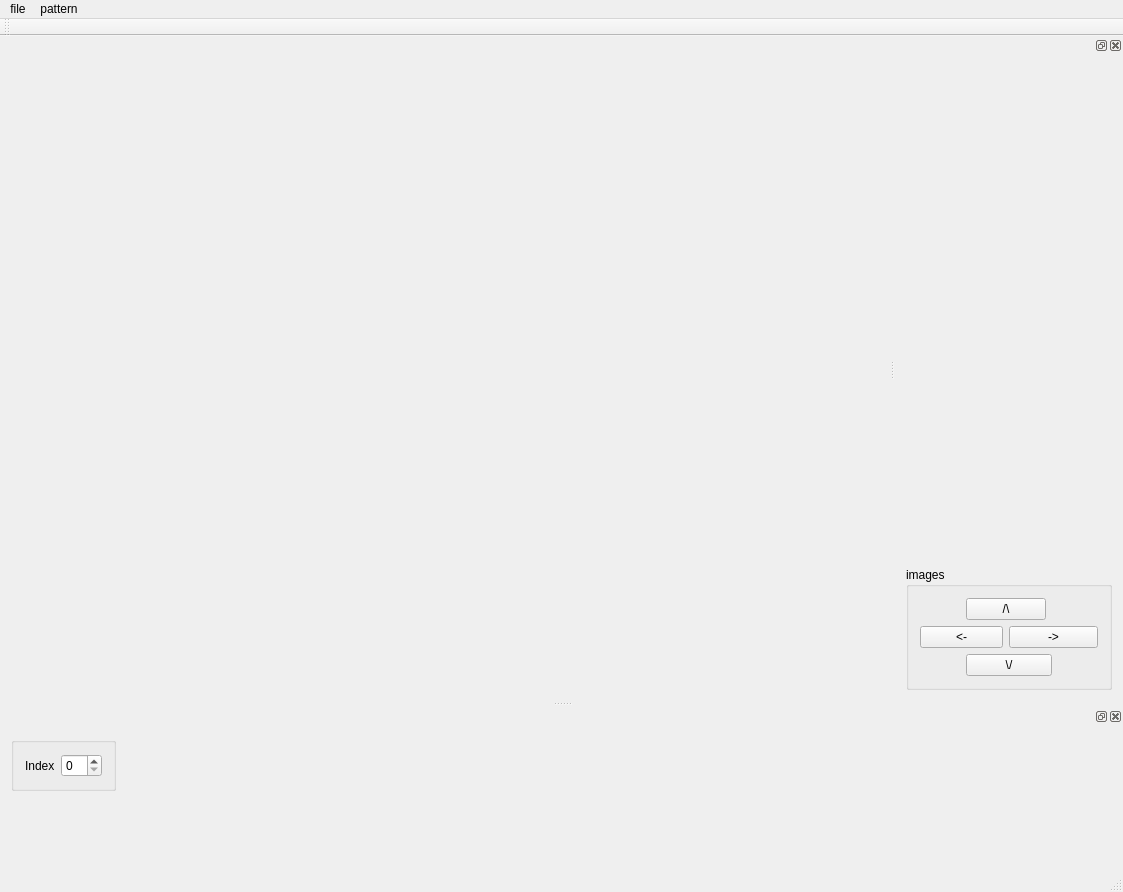
Old version of the form patternlabelui.ui in the repository dolphin-li/PatternLabel.
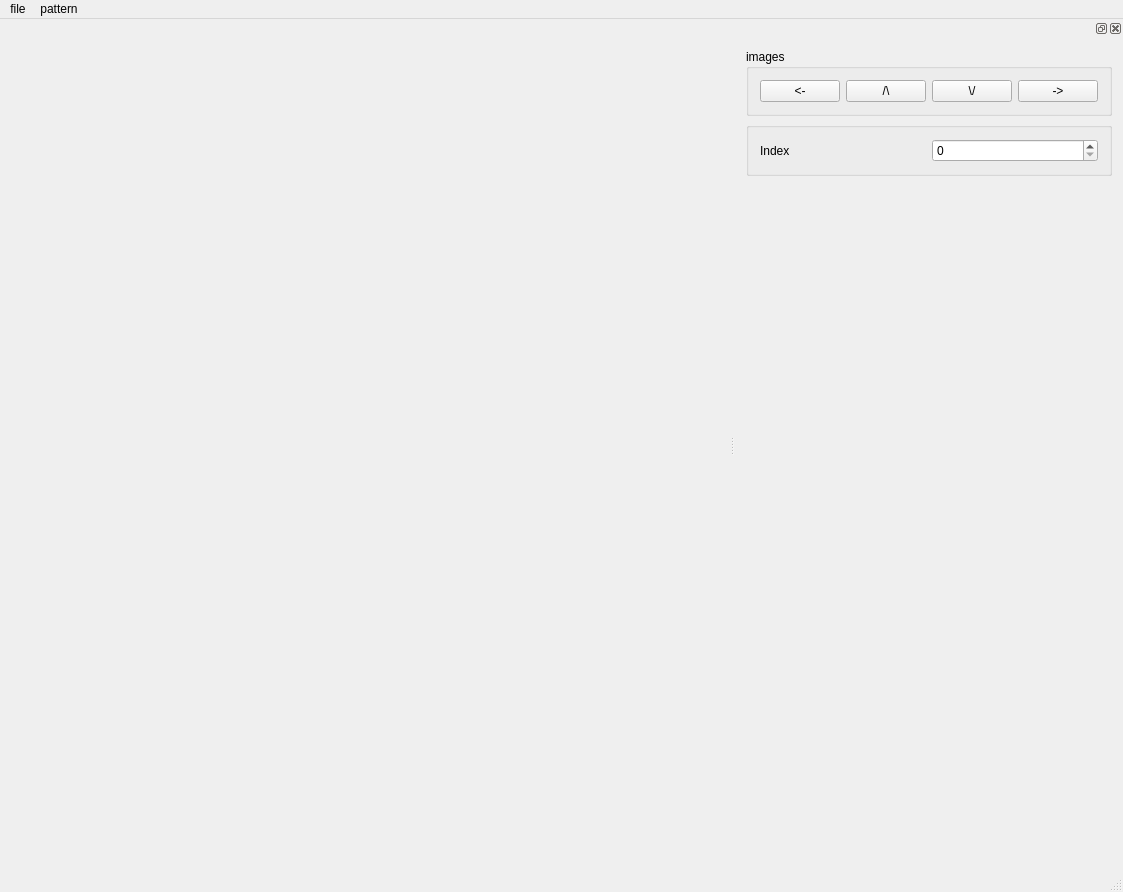
New version of the form. Custom widgets are drawn as their Qt base class.

Commit message: updated to load pattern xml from UI.

What changed in the file:
```diff
--- a/patternlabelui.ui
+++ b/patternlabelui.ui
@@ -47,20 +47,12 @@
    <addaction name="menuFile"/>
    <addaction name="menuEdit"/>
   </widget>
-  <widget class="QToolBar" name="mainToolBar">
-   <attribute name="toolBarArea">
-    <enum>TopToolBarArea</enum>
-   </attribute>
-   <attribute name="toolBarBreak">
-    <bool>false</bool>
-   </attribute>
-  </widget>
   <widget class="QStatusBar" name="statusBar"/>
   <widget class="QDockWidget" name="dockWidgetRight">
    <property name="minimumSize">
     <size>
-     <width>200</width>
-     <height>160</height>
+     <width>356</width>
+     <height>235</height>
     </size>
    </property>
    <attribute name="dockWidgetArea">
@@ -74,76 +66,7 @@
         <string>images</string>
        </property>
        <layout class="QGridLayout" name="gridLayout_2">
-        <item row="0" column="0">
-         <spacer name="horizontalSpacer">
-          <property name="orientation">
-           <enum>Qt::Horizontal</enum>
-          </property>
-          <property name="sizeHint" stdset="0">
-           <size>
-            <width>40</width>
-            <height>20</height>
-           </size>
-          </property>
-         </spacer>
-        </item>
-        <item row="0" column="1" colspan="2">
-         <widget class="QPushButton" name="pbLastImageThisIndex">
-          <property name="text">
-           <string>/\</string>
-          </property>
-          <property name="shortcut">
-           <string>Up</string>
-          </property>
-         </widget>
-        </item>
-        <item row="0" column="3" colspan="2">
-         <spacer name="horizontalSpacer_2">
-          <property name="orientation">
-           <enum>Qt::Horizontal</enum>
-          </property>
-          <property name="sizeHint" stdset="0">
-           <size>
-            <width>46</width>
-            <height>20</height>
-           </size>
-          </property>
-         </spacer>
-        </item>
-        <item row="1" column="0" colspan="2">
-         <widget class="QPushButton" name="pbPrevIndex">
-          <property name="text">
-           <string>&lt;-</string>
-          </property>
-          <property name="shortcut">
-           <string>Left</string>
-          </property>
-         </widget>
-        </item>
-        <item row="1" column="2" colspan="3">
-         <widget class="QPushButton" name="pbNextIndex">
-          <property name="text">
-           <string>-&gt;</string>
-          </property>
-          <property name="shortcut">
-           <string>Right</string>
-          </property>
-         </widget>
-        </item>
-        <item row="2" column="0">
-         <spacer name="horizontalSpacer_3">
-          <property name="orientation">
-           <enum>Qt::Horizontal</enum>
-          </property>
-          <property name="sizeHint" stdset="0">
-           <size>
-            <width>40</width>
-            <height>20</height>
-           </size>
-          </property>
-         </spacer>
-        </item>
-        <item row="2" column="1" colspan="3">
+        <item row="0" column="2">
          <widget class="QPushButton" name="pbNextImageThisIndex">
           <property name="text">
            <string>\/</string>
@@ -153,51 +76,40 @@
           </property>
          </widget>
         </item>
-        <item row="2" column="4">
-         <spacer name="horizontalSpacer_4">
-          <property name="orientation">
-           <enum>Qt::Horizontal</enum>
+        <item row="0" column="3">
+         <widget class="QPushButton" name="pbNextIndex">
+          <property name="text">
+           <string>-&gt;</string>
           </property>
-          <property name="sizeHint" stdset="0">
-           <size>
-            <width>40</width>
-            <height>20</height>
-           </size>
+          <property name="shortcut">
+           <string>Right</string>
           </property>
-         </spacer>
+         </widget>
+        </item>
+        <item row="0" column="0">
+         <widget class="QPushButton" name="pbPrevIndex">
+          <property name="text">
+           <string>&lt;-</string>
+          </property>
+          <property name="shortcut">
+           <string>Left</string>
+          </property>
+         </widget>
+        </item>
+        <item row="0" column="1">
+         <widget class="QPushButton" name="pbLastImageThisIndex">
+          <property name="text">
+           <string>/\</string>
+          </property>
+          <property name="shortcut">
+           <string>Up</string>
+          </property>
+         </widget>
         </item>
        </layout>
       </widget>
      </item>
-     <item row="0" column="0">
-      <spacer name="verticalSpacer">
-       <property name="orientation">
-        <enum>Qt::Vertical</enum>
-       </property>
-       <property name="sizeHint" stdset="0">
-        <size>
-         <width>20</width>
-         <height>522</height>
-        </size>
-       </property>
-      </spacer>
-     </item>
-    </layout>
-   </widget>
-  </widget>
-  <widget class="QDockWidget" name="dockWidgetBottom">
-   <property name="minimumSize">
-    <size>
-     <width>115</width>
-     <height>150</height>
-    </size>
-   </property>
-   <attribute name="dockWidgetArea">
-    <number>8</number>
-   </attribute>
-   <widget class="QWidget" name="dockWidgetContentsBottom">
-    <layout class="QGridLayout" name="gridLayout_5">
-     <item row="0" column="0">
+     <item row="2" column="0">
       <widget class="QGroupBox" name="groupBox_2">
        <property name="title">
         <string/>
@@ -216,28 +128,15 @@
        </layout>
       </widget>
      </item>
-     <item row="0" column="1" rowspan="2">
-      <spacer name="horizontalSpacer_5">
-       <property name="orientation">
-        <enum>Qt::Horizontal</enum>
-       </property>
-       <property name="sizeHint" stdset="0">
-        <size>
-         <width>1005</width>
-         <height>20</height>
-        </size>
-       </property>
-      </spacer>
-     </item>
-     <item row="1" column="0">
-      <spacer name="verticalSpacer_2">
+     <item row="3" column="0">
+      <spacer name="verticalSpacer">
        <property name="orientation">
         <enum>Qt::Vertical</enum>
        </property>
        <property name="sizeHint" stdset="0">
         <size>
          <width>20</width>
-         <height>68</height>
+         <height>522</height>
         </size>
        </property>
       </spacer>
```
Left out of the diff: 6 changed lines with no effect on the pictures. The commit also changes 5 other files.
